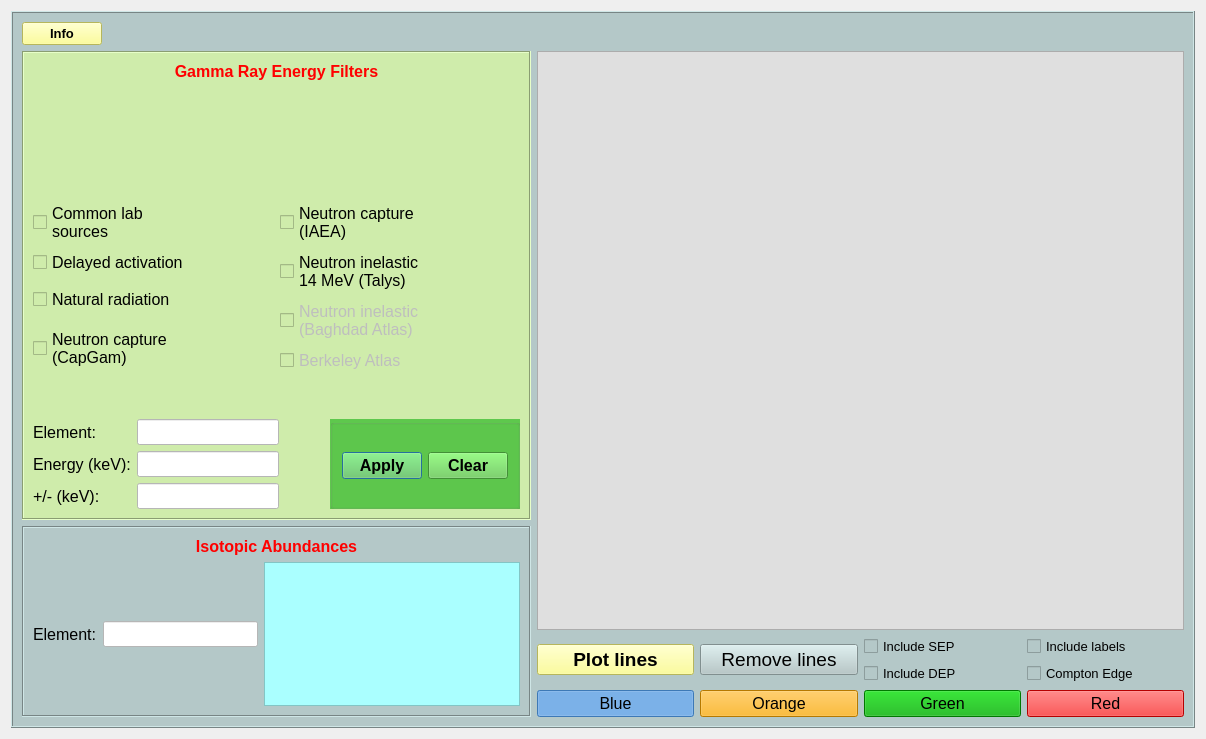
Old version of the form nasagamma/win_isot_id.ui in the repository mauricioAyllon/NASA-gamma.
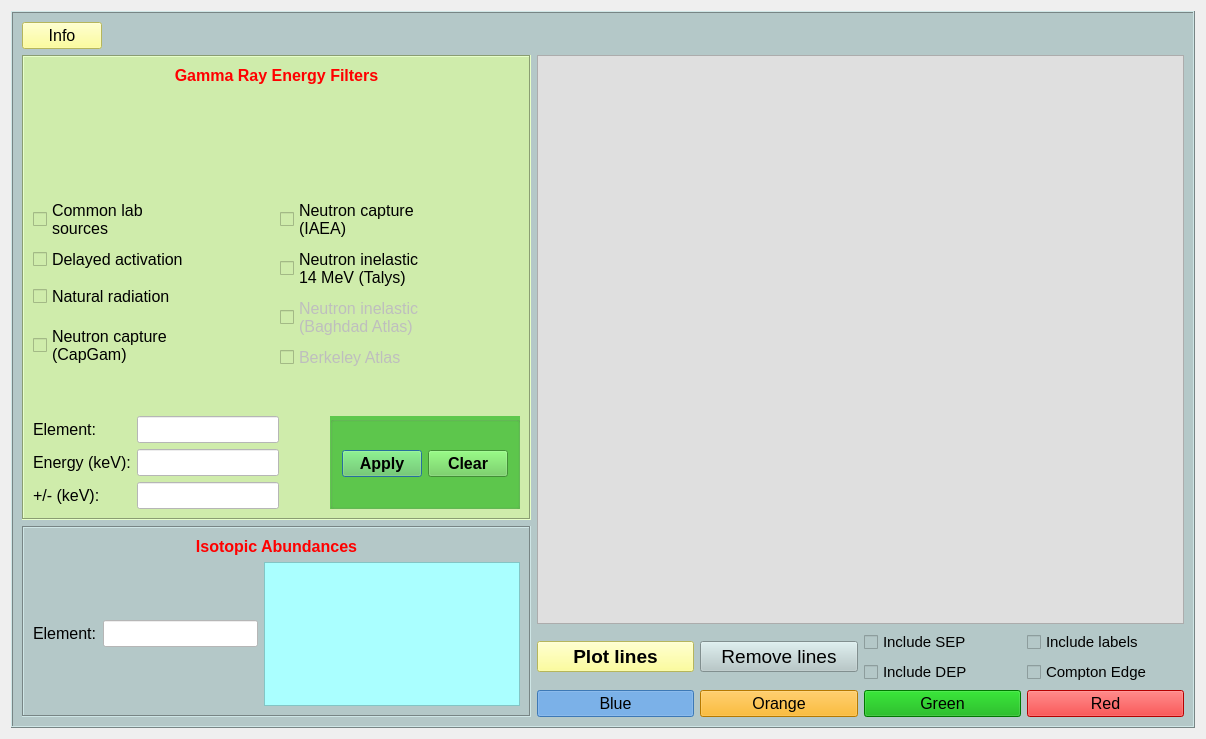
New version of the form.

Commit message: Minor bug fixes and added info buttons with relevant information

Diff of the .ui file:
```diff
--- a/nasagamma/win_isot_id.ui
+++ b/nasagamma/win_isot_id.ui
@@ -59,7 +59,7 @@
             <widget class="QLineEdit" name="edit_element_search">
              <property name="font">
               <font>
-               <pointsize>11</pointsize>
+               <pointsize>12</pointsize>
               </font>
              </property>
              <property name="styleSheet">
@@ -106,9 +106,9 @@
        <widget class="QPushButton" name="button_info">
         <property name="font">
          <font>
-          <pointsize>10</pointsize>
-          <weight>75</weight>
-          <bold>true</bold>
+          <pointsize>12</pointsize>
+          <weight>50</weight>
+          <bold>false</bold>
          </font>
         </property>
         <property name="focusPolicy">
@@ -201,7 +201,7 @@
            <widget class="QCheckBox" name="checkBox_sep">
             <property name="font">
              <font>
-              <pointsize>10</pointsize>
+              <pointsize>11</pointsize>
              </font>
             </property>
             <property name="focusPolicy">
@@ -264,7 +264,7 @@
            <widget class="QCheckBox" name="checkBox_dep">
             <property name="font">
              <font>
-              <pointsize>10</pointsize>
+              <pointsize>11</pointsize>
              </font>
             </property>
             <property name="focusPolicy">
@@ -327,7 +327,7 @@
            <widget class="QCheckBox" name="checkBox_labels">
             <property name="font">
              <font>
-              <pointsize>10</pointsize>
+              <pointsize>11</pointsize>
              </font>
             </property>
             <property name="focusPolicy">
@@ -342,7 +342,7 @@
            <widget class="QCheckBox" name="checkBox_CE">
             <property name="font">
              <font>
-              <pointsize>10</pointsize>
+              <pointsize>11</pointsize>
              </font>
             </property>
             <property name="focusPolicy">
@@ -402,8 +402,8 @@
             <rect>
              <x>0</x>
              <y>0</y>
-             <width>595</width>
-             <height>544</height>
+             <width>587</width>
+             <height>539</height>
             </rect>
            </property>
           </widget>
@@ -660,7 +660,7 @@
                 <widget class="QLineEdit" name="edit_isot">
                  <property name="font">
                   <font>
-                   <pointsize>11</pointsize>
+                   <pointsize>12</pointsize>
                   </font>
                  </property>
                  <property name="styleSheet">
@@ -684,7 +684,7 @@
                 <widget class="QLineEdit" name="edit_energy">
                  <property name="font">
                   <font>
-                   <pointsize>11</pointsize>
+                   <pointsize>12</pointsize>
                   </font>
                  </property>
                  <property name="styleSheet">
@@ -708,7 +708,7 @@
                 <widget class="QLineEdit" name="edit_erange">
                  <property name="font">
                   <font>
-                   <pointsize>11</pointsize>
+                   <pointsize>12</pointsize>
                   </font>
                  </property>
                  <property name="styleSheet">
```
Left out of the diff: 2 changed lines with no effect on the pictures. The commit also changes 6 other files.
